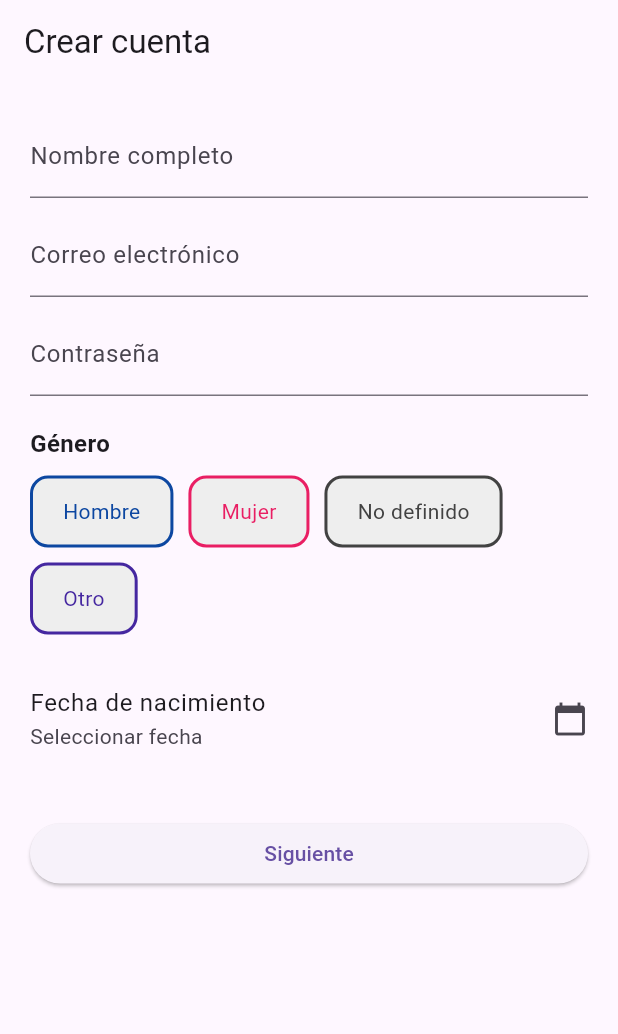
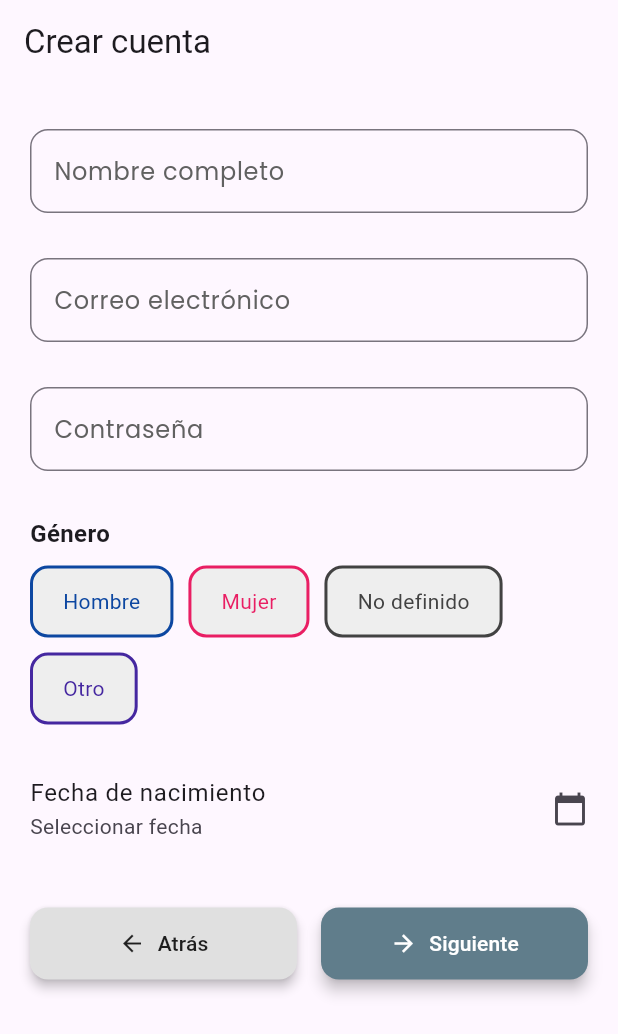
Before and after one commit to Inbrain1/crush-radar, a Flutter app: the RegisterStep1Page screen opened by its route, on a phone screen of 412 x 824 dp. Shown: the top 1034 px of the screen. Run offline on Flutter 3.47's test engine with Material 3 defaults, Android fonts, the phone set to English and light mode, and no system bars; our stand-ins replace cloud_firestore, firebase_auth, firebase_core, flutter_riverpod, go_router, google_fonts; accounts and stored records are empty.

Commit message:
🚀 Subiendo todos los cambios del proyecto

```diff
--- a/lib/features/auth/presentation/register_step1.dart
+++ b/lib/features/auth/presentation/register_step1.dart
@@ -1,5 +1,7 @@
   import 'package:flutter/material.dart';
 import 'package:flutter_riverpod/flutter_riverpod.dart';
+import 'package:go_router/go_router.dart';
+import 'package:money/ui/widgets/custom_text_field.dart';
 import '../../../ui/widgets/gender_selector.dart';
 import 'register_step2.dart';
 
@@ -66,23 +68,23 @@ class _RegisterStep1PageState extends ConsumerState<RegisterStep1Page> {
           key: _formKey,
           child: ListView(
             children: [
-              TextFormField(
+              CustomTextField(
                 controller: _nameController,
-                decoration: const InputDecoration(labelText: 'Nombre completo'),
+                label: 'Nombre completo',
                 validator: (value) => value == null || value.isEmpty ? 'Ingresa tu nombre' : null,
               ),
               const SizedBox(height: 10),
-              TextFormField(
+              CustomTextField(
                 controller: _emailController,
-                decoration: const InputDecoration(labelText: 'Correo electrónico'),
+                label: 'Correo electrónico',
                 validator: (value) =>
                 value == null || !value.contains('@') ? 'Correo inválido' : null,
               ),
               const SizedBox(height: 10),
-              TextFormField(
+              CustomTextField(
                 controller: _passwordController,
-                obscureText: true,
-                decoration: const InputDecoration(labelText: 'Contraseña'),
+                isPassword: true,
+                label: 'Contraseña',
                 validator: (value) =>
                 value == null || value.length < 6 ? 'Mínimo 6 caracteres' : null,
               ),
@@ -106,9 +108,44 @@ class _RegisterStep1PageState extends ConsumerState<RegisterStep1Page> {
                 onTap: () => _selectBirthdate(context),
               ),
               const SizedBox(height: 30),
-              ElevatedButton(
-                onPressed: _goToNextStep,
-                child: const Text("Siguiente"),
+              Row(
+                children: [
+                  Expanded(
+                    child: ElevatedButton.icon(
+                      onPressed: () {
+                        context.go('/login');
+                        },
+                      icon: const Icon(Icons.arrow_back),
+                      label: const Text("Atrás"),
+                      style: ElevatedButton.styleFrom(
+                        backgroundColor: Colors.grey[300],
+                        foregroundColor: Colors.black87,
+                        padding: const EdgeInsets.symmetric(vertical: 14),
+                        shape: RoundedRectangleBorder(
+                          borderRadius: BorderRadius.circular(12),
+                        ),
+                        elevation: 3,
+                      ),
+                    ),
+                  ),
+                  const SizedBox(width: 16),
+                  Expanded(
+                    child: ElevatedButton.icon(
+                      onPressed: _goToNextStep,
+                      icon: const Icon(Icons.arrow_forward),
+                      label: const Text("Siguiente"),
+                      style: ElevatedButton.styleFrom(
+                        backgroundColor: Colors.blueGrey,
+                        foregroundColor: Colors.white,
+                        padding: const EdgeInsets.symmetric(vertical: 14),
+                        shape: RoundedRectangleBorder(
+                          borderRadius: BorderRadius.circular(12),
+                        ),
+                        elevation: 4,
+                      ),
+                    ),
+                  ),
+                ],
               ),
             ],
           ),
--- a/lib/ui/widgets/custom_text_field.dart
+++ b/lib/ui/widgets/custom_text_field.dart
@@ -6,13 +6,14 @@ class CustomTextField extends StatelessWidget {
   final String label;
   final bool isPassword;
   final TextInputType keyboardType;
+  final String? Function(String?)? validator;
 
   const CustomTextField({
     super.key,
     required this.controller,
     required this.label,
     this.isPassword = false,
-    this.keyboardType = TextInputType.text,
+    this.keyboardType = TextInputType.text, this.validator,
   });
 
   @override
--- a/pubspec.yaml
+++ b/pubspec.yaml
@@ -18,6 +18,7 @@ dependencies:
   firebase_core: ^2.32.0
   firebase_auth: ^4.20.0
   cloud_firestore: ^4.17.0
+
   # Otros paquetes
   flutter_riverpod: ^2.5.1
   go_router: ^13.1.0
@@ -25,6 +26,8 @@ dependencies:
   http: ^0.13.6
   cupertino_icons: ^1.0.8
   google_fonts: ^4.0.4
+  flutter_radar: ^3.12.4
+  rive: ^0.13.20
 
 dev_dependencies:
   flutter_test:
@@ -33,3 +36,6 @@ dev_dependencies:
 
 flutter:
   uses-material-design: true
+
+  assets:
+    - assets/interests/
```
Also changed, not shown: lib/features/auth/presentation/register_step2.dart (+122 -43 lines), assets/interests/anumales.jpg (added), assets/interests/comida.jpg (added), assets/interests/fittness.jpg (added), assets/interests/leer.jpg (added), assets/interests/musica.jpg (added), assets/interests/peliculas.jpg (added), assets/interests/videojuegos.jpg (added), assets/interests/vieaje.jpg (added), lib/ui/widgets/rada_flutter_widget.dart (added), lib/ui/widgets/radar_lottie_widget.dart (added), lib/ui/widgets/scan_lottie_widget.dart (added), pubspec.lock, 6 other files.
